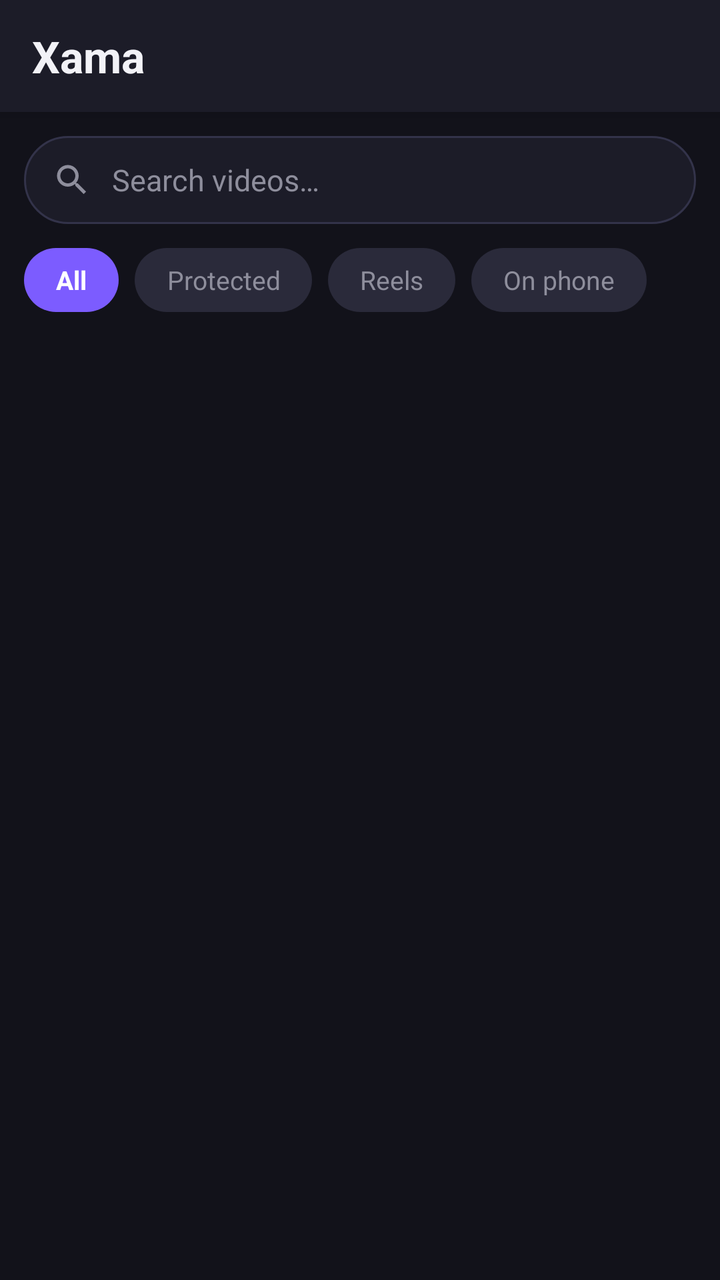
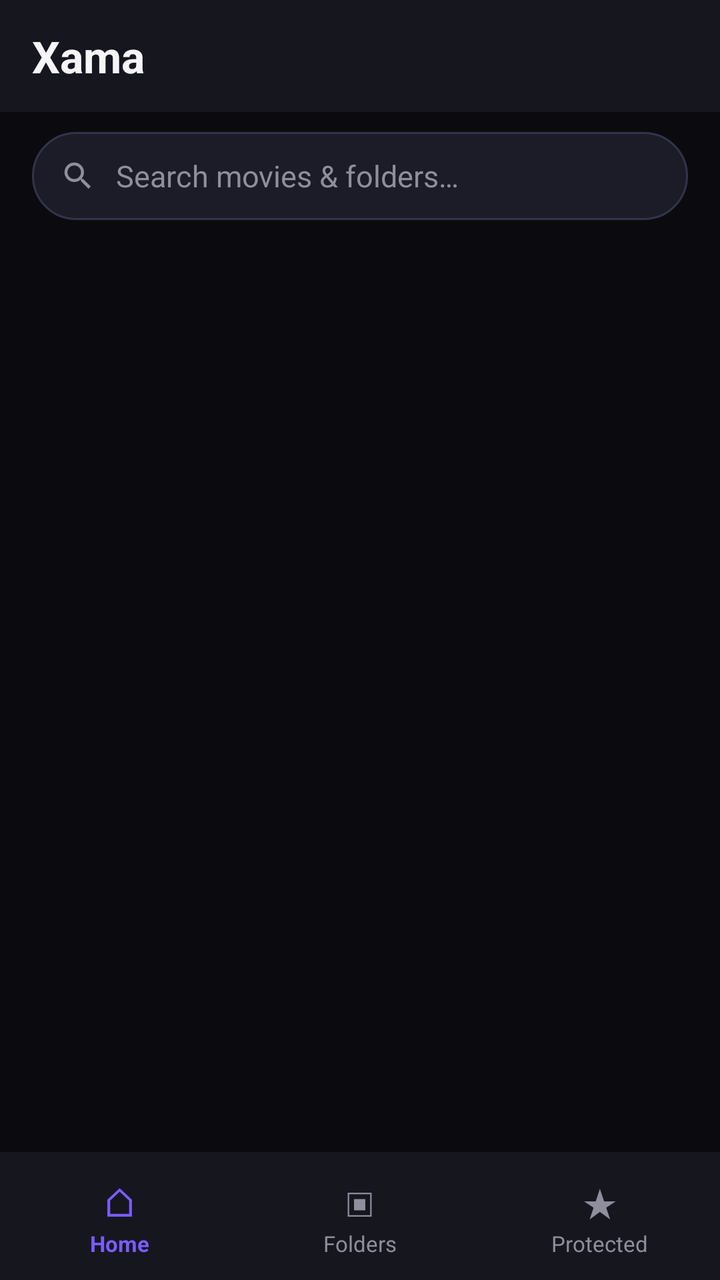

Compare the two renders of this Android layout. The source of the first and the diff that turns it into the second are given below.
<!-- AndroidManifest.xml: application theme Theme.Xama -->
<!-- res/layout/activity_main.xml -->
<?xml version="1.0" encoding="utf-8"?>
<LinearLayout xmlns:android="http://schemas.android.com/apk/res/android"
    android:layout_width="match_parent"
    android:layout_height="match_parent"
    android:orientation="vertical"
    android:background="@color/bg_dark"
    android:fitsSystemWindows="true">

    
    <LinearLayout
        android:layout_width="match_parent"
        android:layout_height="56dp"
        android:orientation="horizontal"
        android:gravity="center_vertical"
        android:paddingStart="16dp"
        android:paddingEnd="16dp"
        android:background="@color/bg_panel"
        android:elevation="4dp">
        <TextView
            android:layout_width="0dp"
            android:layout_height="wrap_content"
            android:layout_weight="1"
            android:text="Xama"
            android:textColor="@color/text_primary"
            android:textSize="22sp"
            android:textStyle="bold"/>
        <TextView
            android:id="@+id/videoCountText"
            android:layout_width="wrap_content"
            android:layout_height="wrap_content"
            android:textColor="@color/text_muted"
            android:textSize="13sp"/>
    </LinearLayout>

    
    <LinearLayout
        android:layout_width="match_parent"
        android:layout_height="44dp"
        android:layout_margin="12dp"
        android:orientation="horizontal"
        android:gravity="center_vertical"
        android:background="@drawable/search_bg"
        android:paddingStart="14dp"
        android:paddingEnd="14dp">
        <ImageView
            android:layout_width="20dp"
            android:layout_height="20dp"
            android:src="@drawable/ic_search"
            android:contentDescription="Search"/>
        <EditText
            android:id="@+id/searchInput"
            android:layout_width="0dp"
            android:layout_height="match_parent"
            android:layout_weight="1"
            android:layout_marginStart="10dp"
            android:background="@null"
            android:hint="Search videos…"
            android:textColorHint="@color/text_muted"
            android:textColor="@color/text_primary"
            android:textSize="15sp"
            android:inputType="text"
            android:imeOptions="actionSearch"
            android:maxLines="1"/>
    </LinearLayout>

    
    <HorizontalScrollView
        android:layout_width="match_parent"
        android:layout_height="wrap_content"
        android:scrollbars="none"
        android:paddingStart="12dp"
        android:paddingEnd="12dp"
        android:paddingBottom="8dp">
        <LinearLayout
            android:layout_width="wrap_content"
            android:layout_height="wrap_content"
            android:orientation="horizontal">
            <TextView android:id="@+id/chipAll" android:layout_width="wrap_content"
                android:layout_height="32dp" android:gravity="center"
                android:paddingStart="16dp" android:paddingEnd="16dp"
                android:text="All" android:textColor="#FFFFFF" android:textSize="13sp"
                android:textStyle="bold" android:background="@drawable/chip_selected"
                android:layout_marginEnd="8dp"/>
            <TextView android:id="@+id/chipProtected" android:layout_width="wrap_content"
                android:layout_height="32dp" android:gravity="center"
                android:paddingStart="16dp" android:paddingEnd="16dp"
                android:text="Protected" android:textColor="@color/text_muted" android:textSize="13sp"
                android:background="@drawable/chip_unselected"
                android:layout_marginEnd="8dp"/>
            <TextView android:id="@+id/chipReels" android:layout_width="wrap_content"
                android:layout_height="32dp" android:gravity="center"
                android:paddingStart="16dp" android:paddingEnd="16dp"
                android:text="Reels" android:textColor="@color/text_muted" android:textSize="13sp"
                android:background="@drawable/chip_unselected"
                android:layout_marginEnd="8dp"/>
            <TextView android:id="@+id/chipPhone" android:layout_width="wrap_content"
                android:layout_height="32dp" android:gravity="center"
                android:paddingStart="16dp" android:paddingEnd="16dp"
                android:text="On phone" android:textColor="@color/text_muted" android:textSize="13sp"
                android:background="@drawable/chip_unselected"/>
        </LinearLayout>
    </HorizontalScrollView>

    <FrameLayout
        android:layout_width="match_parent"
        android:layout_height="0dp"
        android:layout_weight="1">

        <androidx.recyclerview.widget.RecyclerView
            android:id="@+id/videoList"
            android:layout_width="match_parent"
            android:layout_height="match_parent"
            android:clipToPadding="false"
            android:paddingTop="4dp"
            android:paddingBottom="16dp"
            android:paddingStart="12dp"
            android:paddingEnd="12dp"/>

        <LinearLayout
            android:id="@+id/emptyState"
            android:layout_width="match_parent"
            android:layout_height="match_parent"
            android:orientation="vertical"
            android:gravity="center"
            android:padding="32dp"
            android:visibility="gone">
            <TextView
                android:layout_width="72dp" android:layout_height="72dp"
                android:gravity="center" android:text="▶" android:textSize="32sp"
                android:textColor="@color/accent" android:background="@drawable/play_circle_bg"/>
            <TextView
                android:layout_width="wrap_content" android:layout_height="wrap_content"
                android:layout_marginTop="20dp" android:text="No videos found"
                android:textColor="@color/text_primary" android:textSize="20sp" android:textStyle="bold"/>
            <TextView
                android:layout_width="match_parent" android:layout_height="wrap_content"
                android:layout_marginTop="12dp"
                android:text="Allow video access to browse files on this phone.\nProtected titles appear after a shop USB transfer."
                android:textColor="@color/text_muted" android:textSize="14sp"
                android:lineSpacingExtra="3dp" android:gravity="center"/>
        </LinearLayout>
    </FrameLayout>
</LinearLayout>
<!-- resources referenced by this layout -->
<resources>
  <color name="accent">#7C5CFF</color>
  <color name="bg_dark">#12121A</color>
  <color name="bg_panel">#1C1C28</color>
  <color name="text_muted">#8E8E9C</color>
  <color name="text_primary">#F2F2F7</color>
  <!-- drawable chip_selected (drawable) -->
  <?xml version="1.0" encoding="utf-8"?>
  <shape xmlns:android="http://schemas.android.com/apk/res/android" android:shape="rectangle">
      <solid android:color="#7C5CFF"/>
      <corners android:radius="20dp"/>
  </shape>
  <!-- drawable chip_unselected (drawable) -->
  <?xml version="1.0" encoding="utf-8"?>
  <shape xmlns:android="http://schemas.android.com/apk/res/android" android:shape="rectangle">
      <solid android:color="#2A2A3A"/>
      <corners android:radius="20dp"/>
  </shape>
  <!-- drawable ic_search (drawable) -->
  <?xml version="1.0" encoding="utf-8"?>
  <vector xmlns:android="http://schemas.android.com/apk/res/android"
      android:width="24dp" android:height="24dp" android:viewportWidth="24" android:viewportHeight="24">
      <path android:fillColor="#8E8E9C" android:pathData="M15.5,14h-0.79l-0.28,-0.27C15.41,12.59 16,11.11 16,9.5 16,5.91 13.09,3 9.5,3S3,5.91 3,9.5 5.91,16 9.5,16c1.61,0 3.09,-0.59 4.23,-1.57l0.27,0.28v0.79l5,4.99L20.49,19l-4.99,-5zM9.5,14C7.01,14 5,11.99 5,9.5S7.01,5 9.5,5 14,7.01 14,9.5 11.99,14 9.5,14z"/>
  </vector>
  <!-- drawable play_circle_bg (drawable) -->
  <?xml version="1.0" encoding="utf-8"?>
  <shape xmlns:android="http://schemas.android.com/apk/res/android"
      android:shape="oval">
      <solid android:color="#66000000"/>
      <stroke android:width="2dp" android:color="#88FFFFFF"/>
  </shape>
  <!-- drawable search_bg (drawable) -->
  <?xml version="1.0" encoding="utf-8"?>
  <shape xmlns:android="http://schemas.android.com/apk/res/android" android:shape="rectangle">
      <solid android:color="#1C1C28"/>
      <corners android:radius="24dp"/>
      <stroke android:width="1dp" android:color="#33334A"/>
  </shape>
  <style name="Theme.Xama" parent="Theme.MaterialComponents.DayNight.NoActionBar">
          <item name="colorPrimary">#7C5CFF</item>
          <item name="colorPrimaryDark">#12121A</item>
          <item name="colorAccent">#7C5CFF</item>
          <item name="android:windowBackground">#12121A</item>
          <item name="android:statusBarColor">#1C1C28</item>
          <item name="android:navigationBarColor">#12121A</item>
          <item name="android:windowLightStatusBar">false</item>
      </style>
</resources>

<!-- the commit's change to res/layout/activity_main.xml (unified diff, before → after) -->
@@ -1,5 +1,6 @@
 <?xml version="1.0" encoding="utf-8"?>
 <LinearLayout xmlns:android="http://schemas.android.com/apk/res/android"
+    xmlns:app="http://schemas.android.com/apk/res-auto"
     android:layout_width="match_parent"
     android:layout_height="match_parent"
     android:orientation="vertical"
@@ -14,9 +15,9 @@
         android:gravity="center_vertical"
         android:paddingStart="16dp"
         android:paddingEnd="16dp"
-        android:background="@color/bg_panel"
-        android:elevation="4dp">
+        android:background="@color/bg_panel">
         <TextView
+            android:id="@+id/headerTitle"
             android:layout_width="0dp"
             android:layout_height="wrap_content"
             android:layout_weight="1"
@@ -36,15 +37,18 @@
     <LinearLayout
         android:layout_width="match_parent"
         android:layout_height="44dp"
-        android:layout_margin="12dp"
+        android:layout_marginStart="16dp"
+        android:layout_marginEnd="16dp"
+        android:layout_marginTop="10dp"
+        android:layout_marginBottom="6dp"
         android:orientation="horizontal"
         android:gravity="center_vertical"
         android:background="@drawable/search_bg"
         android:paddingStart="14dp"
         android:paddingEnd="14dp">
         <ImageView
-            android:layout_width="20dp"
-            android:layout_height="20dp"
+            android:layout_width="18dp"
+            android:layout_height="18dp"
             android:src="@drawable/ic_search"
             android:contentDescription="Search"/>
         <EditText
@@ -54,7 +58,7 @@
             android:layout_weight="1"
             android:layout_marginStart="10dp"
             android:background="@null"
-            android:hint="Search videos…"
+            android:hint="Search movies &amp; folders…"
             android:textColorHint="@color/text_muted"
             android:textColor="@color/text_primary"
             android:textSize="15sp"
@@ -64,57 +68,48 @@
     </LinearLayout>
 
     
-    <HorizontalScrollView
-        android:layout_width="match_parent"
-        android:layout_height="wrap_content"
-        android:scrollbars="none"
-        android:paddingStart="12dp"
-        android:paddingEnd="12dp"
-        android:paddingBottom="8dp">
-        <LinearLayout
-            android:layout_width="wrap_content"
-            android:layout_height="wrap_content"
-            android:orientation="horizontal">
-            <TextView android:id="@+id/chipAll" android:layout_width="wrap_content"
-                android:layout_height="32dp" android:gravity="center"
-                android:paddingStart="16dp" android:paddingEnd="16dp"
-                android:text="All" android:textColor="#FFFFFF" android:textSize="13sp"
-                android:textStyle="bold" android:background="@drawable/chip_selected"
-                android:layout_marginEnd="8dp"/>
-            <TextView android:id="@+id/chipProtected" android:layout_width="wrap_content"
-                android:layout_height="32dp" android:gravity="center"
-                android:paddingStart="16dp" android:paddingEnd="16dp"
-                android:text="Protected" android:textColor="@color/text_muted" android:textSize="13sp"
-                android:background="@drawable/chip_unselected"
-                android:layout_marginEnd="8dp"/>
-            <TextView android:id="@+id/chipReels" android:layout_width="wrap_content"
-                android:layout_height="32dp" android:gravity="center"
-                android:paddingStart="16dp" android:paddingEnd="16dp"
-                android:text="Reels" android:textColor="@color/text_muted" android:textSize="13sp"
-                android:background="@drawable/chip_unselected"
-                android:layout_marginEnd="8dp"/>
-            <TextView android:id="@+id/chipPhone" android:layout_width="wrap_content"
-                android:layout_height="32dp" android:gravity="center"
-                android:paddingStart="16dp" android:paddingEnd="16dp"
-                android:text="On phone" android:textColor="@color/text_muted" android:textSize="13sp"
-                android:background="@drawable/chip_unselected"/>
-        </LinearLayout>
-    </HorizontalScrollView>
-
     <FrameLayout
         android:layout_width="match_parent"
         android:layout_height="0dp"
         android:layout_weight="1">
 
         <androidx.recyclerview.widget.RecyclerView
-            android:id="@+id/videoList"
+            android:id="@+id/contentList"
             android:layout_width="match_parent"
             android:layout_height="match_parent"
             android:clipToPadding="false"
-            android:paddingTop="4dp"
-            android:paddingBottom="16dp"
-            android:paddingStart="12dp"
-            android:paddingEnd="12dp"/>
+            android:padding="12dp"/>
+
+        
+        <LinearLayout
+            android:id="@+id/folderBackBar"
+            android:layout_width="match_parent"
+            android:layout_height="wrap_content"
+            android:orientation="horizontal"
+            android:gravity="center_vertical"
+            android:padding="12dp"
+            android:background="@color/bg_dark"
+            android:visibility="gone">
+            <TextView
+                android:id="@+id/btnBackFolder"
+                android:layout_width="wrap_content"
+                android:layout_height="wrap_content"
+                android:text="← Folders"
+                android:textColor="@color/accent"
+                android:textSize="15sp"
+                android:textStyle="bold"
+                android:padding="8dp"/>
+            <TextView
+                android:id="@+id/folderDetailTitle"
+                android:layout_width="0dp"
+                android:layout_height="wrap_content"
+                android:layout_weight="1"
+                android:textColor="@color/text_primary"
+                android:textSize="16sp"
+                android:textStyle="bold"
+                android:maxLines="1"
+                android:ellipsize="end"/>
+        </LinearLayout>
 
         <LinearLayout
             android:id="@+id/emptyState"
@@ -130,14 +125,49 @@
                 android:textColor="@color/accent" android:background="@drawable/play_circle_bg"/>
             <TextView
                 android:layout_width="wrap_content" android:layout_height="wrap_content"
-                android:layout_marginTop="20dp" android:text="No videos found"
+                android:layout_marginTop="20dp" android:text="Nothing here yet"
                 android:textColor="@color/text_primary" android:textSize="20sp" android:textStyle="bold"/>
             <TextView
                 android:layout_width="match_parent" android:layout_height="wrap_content"
                 android:layout_marginTop="12dp"
-                android:text="Allow video access to browse files on this phone.\nProtected titles appear after a shop USB transfer."
+                android:text="Allow video access to browse folders on this phone.\nProtected titles appear after a shop USB transfer."
                 android:textColor="@color/text_muted" android:textSize="14sp"
-                android:lineSpacingExtra="3dp" android:gravity="center"/>
+                android:gravity="center"/>
         </LinearLayout>
     </FrameLayout>
+
+    
+    <LinearLayout
+        android:layout_width="match_parent"
+        android:layout_height="64dp"
+        android:orientation="horizontal"
+        android:background="@color/bg_panel"
+        android:elevation="8dp"
+        android:paddingTop="6dp"
+        android:paddingBottom="6dp">
+
+        <LinearLayout android:id="@+id/navHome" android:layout_width="0dp" android:layout_height="match_parent"
+            android:layout_weight="1" android:orientation="vertical" android:gravity="center">
+            <TextView android:id="@+id/navHomeIcon" android:layout_width="wrap_content" android:layout_height="wrap_content"
+                android:text="⌂" android:textSize="20sp" android:textColor="@color/accent"/>
+            <TextView android:id="@+id/navHomeLabel" android:layout_width="wrap_content" android:layout_height="wrap_content"
+                android:text="Home" android:textSize="11sp" android:textColor="@color/accent" android:textStyle="bold"/>
+        </LinearLayout>
+
+        <LinearLayout android:id="@+id/navFolders" android:layout_width="0dp" android:layout_height="match_parent"
+            android:layout_weight="1" android:orientation="vertical" android:gravity="center">
+            <TextView android:id="@+id/navFoldersIcon" android:layout_width="wrap_content" android:layout_height="wrap_content"
+                android:text="▣" android:textSize="20sp" android:textColor="@color/text_muted"/>
+            <TextView android:id="@+id/navFoldersLabel" android:layout_width="wrap_content" android:layout_height="wrap_content"
+                android:text="Folders" android:textSize="11sp" android:textColor="@color/text_muted"/>
+        </LinearLayout>
+
+        <LinearLayout android:id="@+id/navProtected" android:layout_width="0dp" android:layout_height="match_parent"
+            android:layout_weight="1" android:orientation="vertical" android:gravity="center">
+            <TextView android:id="@+id/navProtectedIcon" android:layout_width="wrap_content" android:layout_height="wrap_content"
+                android:text="★" android:textSize="20sp" android:textColor="@color/text_muted"/>
+            <TextView android:id="@+id/navProtectedLabel" android:layout_width="wrap_content" android:layout_height="wrap_content"
+                android:text="Protected" android:textSize="11sp" android:textColor="@color/text_muted"/>
+        </LinearLayout>
+    </LinearLayout>
 </LinearLayout>
<!-- resource entries referenced after the edit -->
@@ -1,22 +1,10 @@
 <!-- resources referenced by this layout -->
 <resources>
   <color name="accent">#7C5CFF</color>
-  <color name="bg_dark">#12121A</color>
-  <color name="bg_panel">#1C1C28</color>
+  <color name="bg_dark">#0B0B0F</color>
+  <color name="bg_panel">#16161F</color>
   <color name="text_muted">#8E8E9C</color>
-  <color name="text_primary">#F2F2F7</color>
-  <!-- drawable chip_selected (drawable) -->
-  <?xml version="1.0" encoding="utf-8"?>
-  <shape xmlns:android="http://schemas.android.com/apk/res/android" android:shape="rectangle">
-      <solid android:color="#7C5CFF"/>
-      <corners android:radius="20dp"/>
-  </shape>
-  <!-- drawable chip_unselected (drawable) -->
-  <?xml version="1.0" encoding="utf-8"?>
-  <shape xmlns:android="http://schemas.android.com/apk/res/android" android:shape="rectangle">
-      <solid android:color="#2A2A3A"/>
-      <corners android:radius="20dp"/>
-  </shape>
+  <color name="text_primary">#F5F5F7</color>
   <!-- drawable ic_search (drawable) -->
   <?xml version="1.0" encoding="utf-8"?>
   <vector xmlns:android="http://schemas.android.com/apk/res/android"
